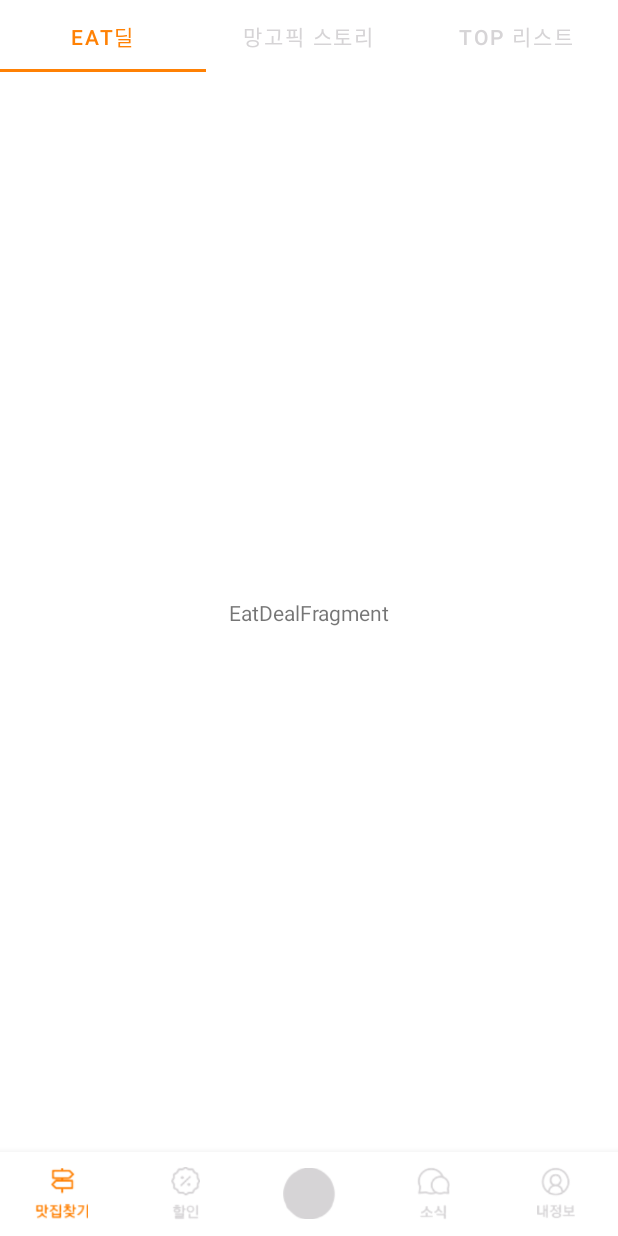
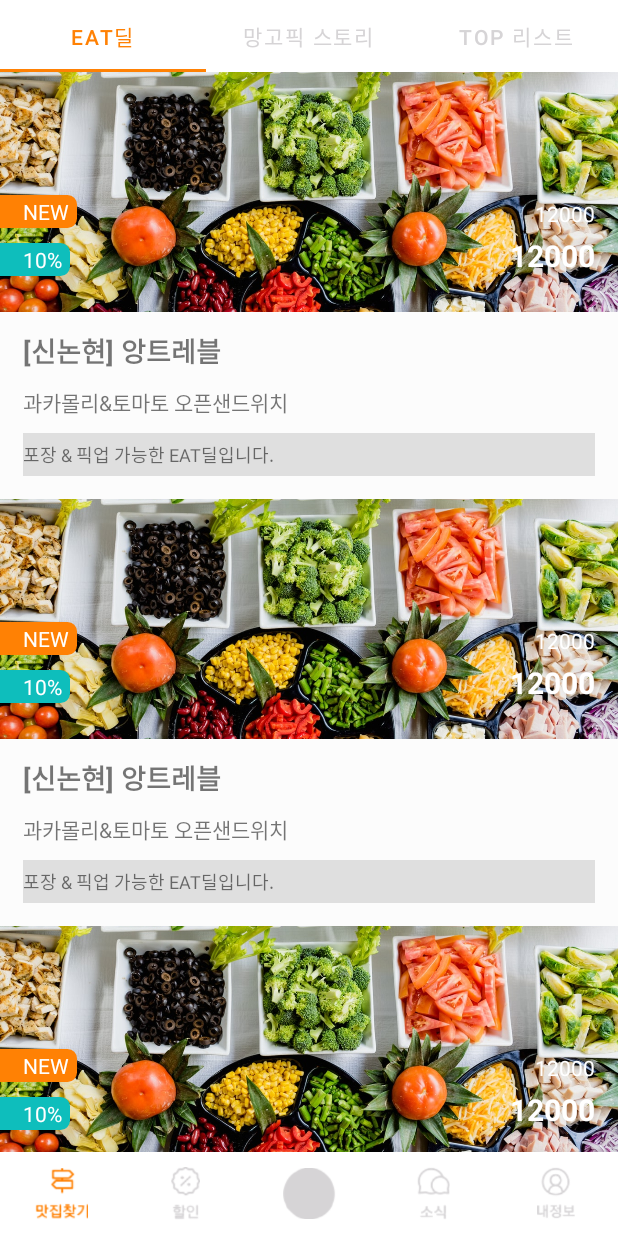
Before and after one commit to WhiteRadish-Hwang/MangoPlateCloneProject, an Android app: the fragment DiscountFragment placed in its activity, on a phone screen of 412 x 824 dp. Run offline under Robolectric (Android 15) with nearby library versions, the phone set to English and light mode, and no system bars; libraries missing offline, so code that uses them is left out: com.kakao.sdk; pictures from the network do not load.

Commit message:
Add EAT Deal recyclerView and tabLayout snap property

```diff
--- a/app/build.gradle
+++ b/app/build.gradle
@@ -42,6 +42,7 @@ dependencies {
     implementation 'androidx.core:core-ktx:1.3.2'
     implementation 'androidx.appcompat:appcompat:1.2.0'
     implementation 'com.google.android.material:material:1.2.1'
+    implementation 'com.google.android.material:material:1.3.0-rc01'
     implementation 'androidx.constraintlayout:constraintlayout:2.0.4'
     //리사이클러뷰
     implementation 'androidx.recyclerview:recyclerview:1.1.0'
@@ -70,6 +71,7 @@ dependencies {
 
     //페이스북 sdk
     implementation 'com.facebook.android:facebook-android-sdk:[4,5)'
+
     dependencies {
         implementation "com.kakao.sdk:v2-user:2.3.0" // 카카오 로그인
         implementation "com.kakao.sdk:v2-talk:2.3.0" // 친구, 메시지(카카오톡)
--- a/app/src/main/java/com/example/mangoplate_mock_aos_radi/src/main/discount/EatDealFragment.kt
+++ b/app/src/main/java/com/example/mangoplate_mock_aos_radi/src/main/discount/EatDealFragment.kt
@@ -1,14 +1,47 @@
 package com.example.mangoplate_mock_aos_radi.src.main.discount
 
 import android.os.Bundle
+import android.util.Log
 import android.view.View
+import androidx.recyclerview.widget.LinearLayoutManager
 import com.example.mangoplate_mock_aos_radi.R
+import com.example.mangoplate_mock_aos_radi.config.ApplicationClass.Companion.TAG
 import com.example.mangoplate_mock_aos_radi.config.BaseFragment
 import com.example.mangoplate_mock_aos_radi.databinding.FragmentDiscountEatDealBinding
+import com.example.mangoplate_mock_aos_radi.src.main.discount.adapter.EatDealRecyclerAdapter
+import com.example.mangoplate_mock_aos_radi.src.main.discount.model.EatDealRecyclerItems
 
 class EatDealFragment : BaseFragment<FragmentDiscountEatDealBinding>(FragmentDiscountEatDealBinding::bind, R.layout.fragment_discount_eat_deal){
+    lateinit var eatDealRecyclerAdapter: EatDealRecyclerAdapter
+    val itemList = ArrayList<EatDealRecyclerItems>()
+
     override fun onViewCreated(view: View, savedInstanceState: Bundle?) {
         super.onViewCreated(view, savedInstanceState)
 
+        setRecyclerAdapter()
     }
+
+    fun setRecyclerAdapter(){
+        initData()
+        eatDealRecyclerAdapter = EatDealRecyclerAdapter(context, itemList)
+        binding.eatDealRecycler.apply {
+            layoutManager = LinearLayoutManager(context, LinearLayoutManager.VERTICAL, false)
+            setHasFixedSize(true)
+            adapter = eatDealRecyclerAdapter
+        }
+    }
+
+    private fun initData() {
+        for (i in 0..5) {
+            val item1 = EatDealRecyclerItems(title = "[신논현] 앙트레블",
+                    subTitle = "과카몰리&토마토 오픈샌드위치",
+                    canTakeout = "포장 & 픽업 가능한 EAT딜입니다.",
+                    price = "12000", discountRate = "10", newAndHot = "NEW" ,
+                    image = "https://images.unsplash.com/photo-1499028344343-cd173ffc68a9?ixid=MXwxMjA3fDB8MHxwaG90by1wYWdlfHx8fGVufDB8fHw%3D&ixlib=rb-1.2.1&auto=format&fit=crop&w=1350&q=80")
+            itemList.add(item1)
+        }
+        Log.d(TAG, "initData: $itemList")
+    }
+
+
 }
--- /dev/null
+++ b/app/src/main/java/com/example/mangoplate_mock_aos_radi/src/main/discount/adapter/EatDealRecyclerAdapter.kt
@@ -0,0 +1,47 @@
+package com.example.mangoplate_mock_aos_radi.src.main.discount.adapter
+
+import android.content.Context
+import android.view.LayoutInflater
+import android.view.View
+import android.view.ViewGroup
+import android.widget.ImageView
+import android.widget.TextView
+import androidx.recyclerview.widget.RecyclerView
+import com.bumptech.glide.Glide
+import com.example.mangoplate_mock_aos_radi.R
+import com.example.mangoplate_mock_aos_radi.src.main.discount.model.EatDealRecyclerItems
+
+class EatDealRecyclerAdapter(val context: Context?, val itemList: ArrayList<EatDealRecyclerItems>): RecyclerView.Adapter<EatDealRecyclerAdapter.EatDealViewHolder>() {
+    inner class EatDealViewHolder(itemView: View): RecyclerView.ViewHolder(itemView) {
+        val eat_deal_img: ImageView = itemView.findViewById(R.id.eat_deal_img)
+        val eat_deal_text_title: TextView = itemView.findViewById(R.id.eat_deal_text_title)
+        val eat_deal_text_sub_title: TextView = itemView.findViewById(R.id.eat_deal_text_sub_title)
+        val eat_deal_text_can_take_out: TextView = itemView.findViewById(R.id.eat_deal_text_can_take_out)
+        val eat_deal_text_new_and_hot: TextView = itemView.findViewById(R.id.eat_deal_text_new_and_hot)
+        val eat_deal_text_discount_rate: TextView = itemView.findViewById(R.id.eat_deal_text_discount_rate)
+        val eat_deal_text_discount_price: TextView = itemView.findViewById(R.id.eat_deal_text_discounted_price)
+        val eat_deal_text_original_price: TextView = itemView.findViewById(R.id.eat_deal_text_original_price)
+    }
+
+    override fun onCreateViewHolder(parent: ViewGroup, viewType: Int): EatDealViewHolder {
+        val view = LayoutInflater.from(parent.context).inflate(R.layout.fragment_discount_eat_deal_recycler_items, parent, false)
+        return EatDealViewHolder(view)
+    }
+
+
+    override fun onBindViewHolder(holder: EatDealViewHolder, position: Int) {
+        val items = itemList[position]
+
+        Glide.with(holder.eat_deal_img).load(items.image).placeholder(R.drawable.home_vp_img1).into(holder.eat_deal_img)
+        holder.eat_deal_text_title.text = items.title
+        holder.eat_deal_text_sub_title.text = items.subTitle
+        holder.eat_deal_text_can_take_out.text = items.canTakeout
+        holder.eat_deal_text_new_and_hot.text = items.newAndHot
+        holder.eat_deal_text_discount_rate.text = "${items.discountRate}%"
+        holder.eat_deal_text_original_price.text = items.price
+        val discountPrice = items.price.toInt() * (1-(items.discountRate.toInt() / 100))
+        holder.eat_deal_text_discount_price.text = "$discountPrice"
+    }
+
+    override fun getItemCount(): Int = itemList.size
+}
--- /dev/null
+++ b/app/src/main/java/com/example/mangoplate_mock_aos_radi/src/main/discount/model/EatDealRecyclerItems.kt
@@ -0,0 +1,3 @@
+package com.example.mangoplate_mock_aos_radi.src.main.discount.model
+
+data class EatDealRecyclerItems(val image: String?, val title: String, val subTitle: String, val canTakeout: String, val price: String, val discountRate: String, val newAndHot: String)
--- /dev/null
+++ b/app/src/main/res/drawable-v24/discount_new_and_hot_border.xml
@@ -0,0 +1,19 @@
+<?xml version="1.0" encoding="utf-8"?>
+<layer-list xmlns:android="http://schemas.android.com/apk/res/android">
+    <item
+        android:start="0dp"
+        android:end="0dp"
+        android:bottom="0dp"
+        android:top="0dp">
+        <shape android:shape="rectangle">
+            <stroke android:width="2dp"
+                android:color="@color/cliked_color"/>
+            <solid android:color="@color/cliked_color"/>
+            <corners
+                android:topRightRadius="5dp"
+                android:bottomRightRadius="5dp"/>
+        </shape>
+    </item>
+
+
+</layer-list>
--- /dev/null
+++ b/app/src/main/res/drawable-v24/discount_rate_border.xml
@@ -0,0 +1,19 @@
+<?xml version="1.0" encoding="utf-8"?>
+<layer-list xmlns:android="http://schemas.android.com/apk/res/android">
+    <item
+        android:start="0dp"
+        android:end="0dp"
+        android:bottom="0dp"
+        android:top="0dp">
+        <shape android:shape="rectangle">
+            <stroke android:width="2dp"
+                android:color="@color/discount_rate_border_color"/>
+            <solid android:color="@color/discount_rate_border_color"/>
+            <corners
+                android:topRightRadius="5dp"
+                android:bottomRightRadius="5dp"/>
+        </shape>
+    </item>
+
+
+</layer-list>
--- a/app/src/main/res/layout/fragment_discount.xml
+++ b/app/src/main/res/layout/fragment_discount.xml
@@ -1,44 +1,63 @@
 <?xml version="1.0" encoding="utf-8"?>
-<androidx.constraintlayout.widget.ConstraintLayout xmlns:android="http://schemas.android.com/apk/res/android"
+<androidx.constraintlayout.widget.ConstraintLayout
+    xmlns:android="http://schemas.android.com/apk/res/android"
     xmlns:tools="http://schemas.android.com/tools"
     android:layout_width="match_parent"
     android:layout_height="match_parent"
     xmlns:app="http://schemas.android.com/apk/res-auto">
 
-
-    <com.google.android.material.tabs.TabLayout
-        android:id="@+id/discount_tab_layout"
+    <androidx.coordinatorlayout.widget.CoordinatorLayout
+        android:id="@+id/coordinateLayout"
         android:layout_width="match_parent"
-        android:layout_height="wrap_content"
-        app:tabIndicatorColor="@color/cliked_color"
-        app:tabSelectedTextColor="@color/cliked_color"
-        app:tabTextColor="@color/uncliked_color"
+        android:layout_height="match_parent"
         app:layout_constraintEnd_toEndOf="parent"
         app:layout_constraintStart_toStartOf="parent"
         app:layout_constraintTop_toTopOf="parent">
 
-        <com.google.android.material.tabs.TabItem
-            android:layout_width="wrap_content"
-            android:layout_height="wrap_content"
-            android:text="@string/eat_deal_tab_name" />
+            <androidx.core.widget.NestedScrollView
+                android:layout_width="match_parent"
+                android:layout_height="wrap_content">
 
-        <com.google.android.material.tabs.TabItem
-            android:layout_width="wrap_content"
-            android:layout_height="wrap_content"
-            android:text="@string/mango_pick_story_tab_name" />
+                <com.google.android.material.appbar.AppBarLayout
+                    android:layout_width="match_parent"
+                    android:layout_height="wrap_content"
+                    android:theme="@style/AppTheme.NoActionBar">
+                    <com.google.android.material.tabs.TabLayout
+                        android:id="@+id/discount_tab_layout"
+                        android:layout_width="match_parent"
+                        android:layout_height="wrap_content"
+                        app:layout_constraintEnd_toEndOf="parent"
+                        app:layout_constraintStart_toStartOf="parent"
+                        app:layout_constraintTop_toTopOf="parent"
+                        app:layout_scrollFlags="snap|enterAlways|scroll"
+                        app:tabIndicatorColor="@color/cliked_color"
+                        app:tabSelectedTextColor="@color/cliked_color"
+                        app:tabTextColor="@color/uncliked_color" />
 
-        <com.google.android.material.tabs.TabItem
-            android:layout_width="wrap_content"
-            android:layout_height="wrap_content"
-            android:text="@string/top_list_tab_name" />
-    </com.google.android.material.tabs.TabLayout>
+                    <androidx.viewpager2.widget.ViewPager2
+                        android:id="@+id/discount_vp"
+                        android:layout_width="match_parent"
+                        android:layout_height="match_parent" />
 
-    <androidx.viewpager2.widget.ViewPager2
-        android:id="@+id/discount_vp"
-        android:layout_width="0dp"
-        android:layout_height="0dp"
-        app:layout_constraintBottom_toBottomOf="parent"
-        app:layout_constraintEnd_toEndOf="parent"
-        app:layout_constraintStart_toStartOf="parent"
-        app:layout_constraintTop_toBottomOf="@+id/discount_tab_layout" />
+                </com.google.android.material.appbar.AppBarLayout>
+
+            </androidx.core.widget.NestedScrollView>
+    </androidx.coordinatorlayout.widget.CoordinatorLayout>
+
+
 </androidx.constraintlayout.widget.ConstraintLayout>
+
+<!--<com.google.android.material.tabs.TabItem-->
+<!--android:layout_width="wrap_content"-->
+<!--android:layout_height="wrap_content"-->
+<!--android:text="@string/eat_deal_tab_name" />-->
+
+<!--<com.google.android.material.tabs.TabItem-->
+<!--android:layout_width="wrap_content"-->
+<!--android:layout_height="wrap_content"-->
+<!--android:text="@string/mango_pick_story_tab_name" />-->
+
+<!--<com.google.android.material.tabs.TabItem-->
+<!--android:layout_width="wrap_content"-->
+<!--android:layout_height="wrap_content"-->
+<!--android:text="@string/top_list_tab_name" />-->
--- a/app/src/main/res/layout/fragment_discount_eat_deal.xml
+++ b/app/src/main/res/layout/fragment_discount_eat_deal.xml
@@ -1,18 +1,18 @@
 <?xml version="1.0" encoding="utf-8"?>
 <androidx.constraintlayout.widget.ConstraintLayout
     xmlns:android="http://schemas.android.com/apk/res/android"
+    xmlns:tools="http://schemas.android.com/tools"
     android:layout_width="match_parent"
     android:layout_height="match_parent"
     xmlns:app="http://schemas.android.com/apk/res-auto">
 
-    <TextView
-        android:id="@+id/textView"
-        android:layout_width="wrap_content"
-        android:layout_height="wrap_content"
-        android:text="EatDealFragment"
+
+    <androidx.recyclerview.widget.RecyclerView
+        android:id="@+id/eat_deal_recycler"
+        android:layout_width="match_parent"
+        android:layout_height="match_parent"
         app:layout_constraintBottom_toBottomOf="parent"
         app:layout_constraintEnd_toEndOf="parent"
         app:layout_constraintStart_toStartOf="parent"
         app:layout_constraintTop_toTopOf="parent" />
-
 </androidx.constraintlayout.widget.ConstraintLayout>
--- /dev/null
+++ b/app/src/main/res/layout/fragment_discount_eat_deal_recycler_items.xml
@@ -0,0 +1,135 @@
+<?xml version="1.0" encoding="utf-8"?>
+<androidx.constraintlayout.widget.ConstraintLayout xmlns:android="http://schemas.android.com/apk/res/android"
+    xmlns:app="http://schemas.android.com/apk/res-auto"
+    xmlns:tools="http://schemas.android.com/tools"
+    android:layout_width="match_parent"
+    android:layout_height="wrap_content"
+    android:paddingBottom="15dp">
+
+
+    <ImageView
+        android:id="@+id/eat_deal_img"
+        android:layout_width="wrap_content"
+        android:layout_height="160dp"
+        android:scaleType="centerCrop"
+        app:layout_constraintEnd_toEndOf="parent"
+        app:layout_constraintStart_toStartOf="parent"
+        app:layout_constraintTop_toTopOf="parent"
+        app:srcCompat="@drawable/home_vp_img2" />
+
+    <TextView
+        android:id="@+id/eat_deal_text_title"
+        android:layout_width="wrap_content"
+        android:layout_height="wrap_content"
+        android:layout_marginTop="12dp"
+        android:layout_marginLeft="15dp"
+        android:textStyle="bold"
+        android:textSize="18sp"
+        android:text="TextView"
+        app:layout_constraintStart_toStartOf="parent"
+        app:layout_constraintTop_toBottomOf="@+id/eat_deal_img" />
+
+    <TextView
+        android:id="@+id/eat_deal_text_sub_title"
+        android:layout_width="wrap_content"
+        android:layout_height="wrap_content"
+        android:layout_marginTop="10dp"
+        android:layout_marginLeft="15dp"
+        android:text="TextView"
+        app:layout_constraintStart_toStartOf="parent"
+        app:layout_constraintTop_toBottomOf="@+id/eat_deal_text_title" />
+
+    <TextView
+        android:id="@+id/eat_deal_text_can_take_out"
+        android:layout_width="match_parent"
+        android:layout_height="wrap_content"
+        android:layout_marginTop="10dp"
+        android:layout_marginLeft="15dp"
+        android:layout_marginRight="15dp"
+        android:paddingTop="5dp"
+        android:paddingBottom="5dp"
+        android:background="@color/light_gray"
+        android:textSize="12sp"
+        android:text="TextView"
+        app:layout_constraintStart_toStartOf="parent"
+        app:layout_constraintTop_toBottomOf="@+id/eat_deal_text_sub_title" />
+
+    <FrameLayout
+        android:layout_width="match_parent"
+        android:layout_height="160dp"
+        app:layout_constraintEnd_toEndOf="parent"
+        app:layout_constraintStart_toStartOf="parent"
+        app:layout_constraintTop_toTopOf="parent">
+
+        <androidx.constraintlayout.widget.ConstraintLayout
+            android:layout_width="match_parent"
+            android:layout_height="match_parent">
+
+            <androidx.constraintlayout.widget.Guideline
+                android:id="@+id/h_guideline2"
+                android:layout_width="wrap_content"
+                android:layout_height="wrap_content"
+                android:orientation="horizontal"
+                app:layout_constraintGuide_percent="0.85" />
+
+            <androidx.constraintlayout.widget.Guideline
+                android:id="@+id/h_guideline1"
+                android:layout_width="wrap_content"
+                android:layout_height="wrap_content"
+                android:orientation="horizontal"
+                app:layout_constraintGuide_percent="0.65" />
+
+            <TextView
+                android:id="@+id/eat_deal_text_new_and_hot"
+                android:layout_width="wrap_content"
+                android:layout_height="wrap_content"
+                android:background="@drawable/discount_new_and_hot_border"
+                android:paddingTop="1dp"
+                android:paddingBottom="1dp"
+                android:paddingRight="5dp"
+                android:paddingLeft="15dp"
+                android:text="TextView"
+                android:textColor="@color/white"
+                app:layout_constraintBottom_toTopOf="@+id/h_guideline1"
+                app:layout_constraintStart_toStartOf="parent" />
+
+            <TextView
+                android:id="@+id/eat_deal_text_discount_rate"
+                android:layout_width="wrap_content"
+                android:layout_height="wrap_content"
+                android:paddingTop="1dp"
+                android:paddingBottom="1dp"
+                android:paddingRight="5dp"
+                android:paddingLeft="15dp"
+                android:background="@drawable/discount_rate_border"
+                android:textColor="@color/white"
+                android:text="TextView"
+                app:layout_constraintBottom_toTopOf="@+id/h_guideline2"
+                app:layout_constraintStart_toStartOf="parent" />
+
+            <TextView
+                android:id="@+id/eat_deal_text_original_price"
+                android:layout_width="wrap_content"
+                android:layout_height="wrap_content"
+                android:layout_marginRight="15dp"
+                android:textColor="@color/white"
+                android:text="TextView"
+                app:layout_constraintBottom_toTopOf="@+id/h_guideline1"
+                app:layout_constraintEnd_toEndOf="parent" />
+
+            <TextView
+                android:id="@+id/eat_deal_text_discounted_price"
+                android:layout_width="wrap_content"
+                android:layout_height="wrap_content"
+                android:layout_marginRight="15dp"
+                android:textSize="20sp"
+                android:textColor="@color/white"
+                android:textStyle="bold"
+                android:text="TextView"
+                app:layout_constraintBottom_toTopOf="@+id/h_guideline2"
+                app:layout_constraintEnd_toEndOf="parent" />
+        </androidx.constraintlayout.widget.ConstraintLayout>
+
+    </FrameLayout>
+
+</androidx.constraintlayout.widget.ConstraintLayout>
--- a/app/src/main/res/values/colors.xml
+++ b/app/src/main/res/values/colors.xml
@@ -9,6 +9,7 @@
     <color name="icon_color">#666666</color>
     <color name="orange">#FF7F00</color>
     <color name="light_gray">#DFDFDF</color>
+    <color name="discount_rate_border_color">#0ebebc</color>
     <color name="transparent">#70000000</color>
 
     <color name="status_top_bar">#A4A2A4</color>
```
Also changed, not shown: app/src/main/res/drawable/mango_discount.png (deleted), app/src/main/res/drawable/mango_home.png (deleted), app/src/main/res/drawable/mango_my_page.png (deleted), app/src/main/res/drawable/mango_news.png (deleted).
